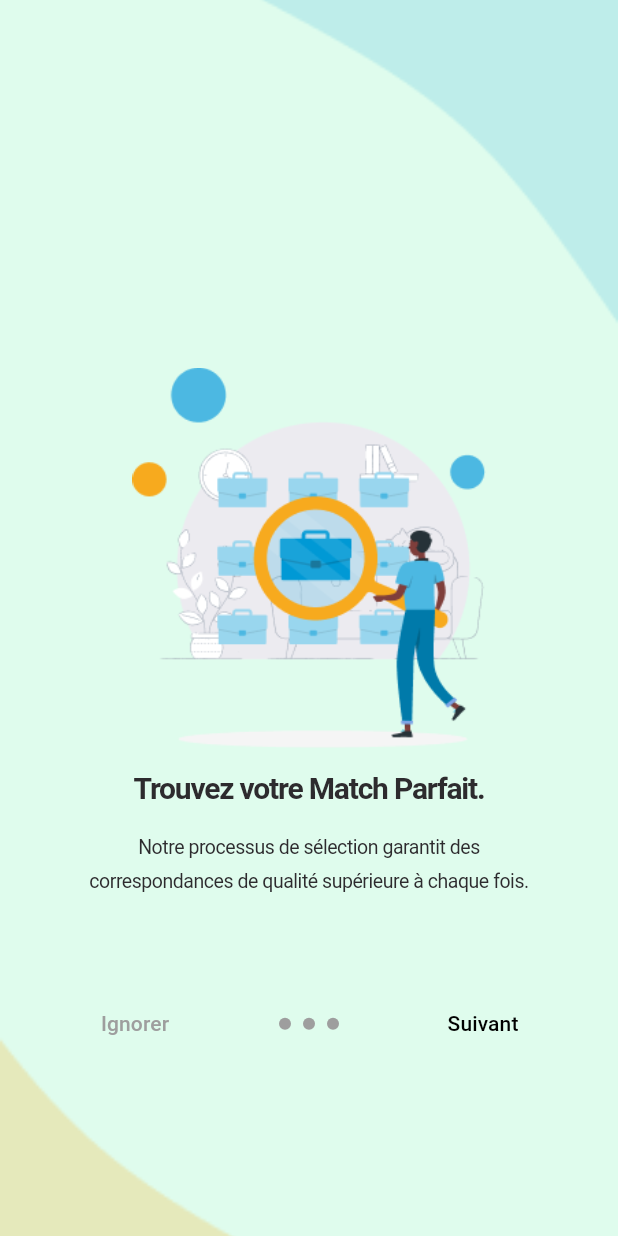
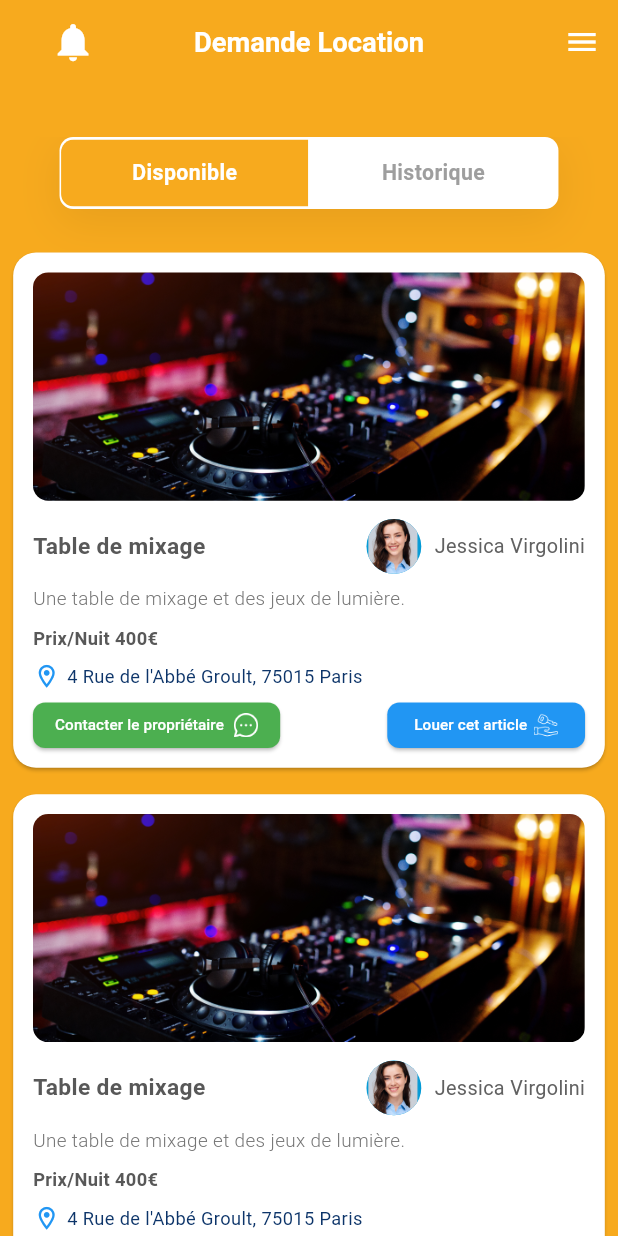
Before and after one commit to saadallahchaima/Projet_Freelance, a Flutter app: the screen it shows after launch, on a phone screen of 412 x 824 dp. Run offline on Flutter 3.47's test engine with Material 3 defaults, Android fonts, the phone set to English and light mode, and no system bars; our stand-ins replace country_picker, dots_indicator, flutter_screenutil, flutter_slidable, flutter_svg, google_fonts.

Commit message:
commit Demande Location

```diff
--- /dev/null
+++ b/lib/components/CustomSwitchLocation.dart
@@ -0,0 +1,183 @@
+import 'package:flutter/material.dart';
+import 'package:flutter_screenutil/flutter_screenutil.dart';
+
+import 'CardItemHistorique.dart';
+import 'RentalItemCard.dart';
+
+class CustomSwitchLocation extends StatefulWidget {
+  final List<String> buttonLabels;
+
+  const CustomSwitchLocation({Key? key, required this.buttonLabels}) : super(key: key);
+
+  @override
+  State<CustomSwitchLocation> createState() => _CustomSwitchLocationState();
+}
+
+class _CustomSwitchLocationState extends State<CustomSwitchLocation> {
+  List<bool> isSelected = [true, false];
+  final List<RentalItem> items = [
+    RentalItem(
+      imageUrl: 'https://example.com/image1.png',
+      title: 'Table de mixage',
+      description: 'Une table de mixage et des jeux de lumière.',
+      price: '400€',
+      location: '4 Rue de l\'Abbé Groult, 75015 Paris',
+      ownerName: 'Jessica Virgolini',
+    ),
+    RentalItem(
+      imageUrl: 'https://example.com/image1.png',
+      title: 'Table de mixage',
+      description: 'Une table de mixage et des jeux de lumière.',
+      price: '400€',
+      location: '4 Rue de l\'Abbé Groult, 75015 Paris',
+      ownerName: 'Jessica Virgolini',
+    ),
+    RentalItem(
+      imageUrl: 'https://example.com/image1.png',
+      title: 'Table de mixage',
+      description: 'Une table de mixage et des jeux de lumière.',
+      price: '400€',
+      location: '4 Rue de l\'Abbé Groult, 75015 Paris',
+      ownerName: 'Jessica Virgolini',
+    ),
+    // Ajoutez d'autres éléments ici
+  ];
+
+  @override
+  Widget build(BuildContext context) {
+    return Expanded( // Wrap the entire Column in Expanded to provide height constraint
+      child: Column(
+        children: [
+          Container(
+            decoration: BoxDecoration(
+              color: Colors.white,
+              borderRadius: BorderRadius.circular(9.0),
+              boxShadow: [
+                BoxShadow(
+                  color: Color(0x11000000),
+                  blurRadius: 24,
+                  offset: Offset(0, 8),
+                ),
+              ],
+            ),
+            child: ToggleButtons(
+              borderRadius: BorderRadius.circular(9.0),
+              borderColor: Colors.transparent,
+              selectedBorderColor: Colors.transparent,
+              fillColor: const Color(0xFFF7AA1E),
+              selectedColor: Colors.white,
+              color: Colors.grey,
+              constraints: BoxConstraints(
+                minWidth: 150.0.w,
+                minHeight: 44.0.h,
+              ),
+              children: <Widget>[
+                Padding(
+                  padding: const EdgeInsets.symmetric(horizontal: 16.0),
+                  child: Text(
+                    widget.buttonLabels[0],
+                    style: TextStyle(
+                      fontSize: 14.sp,
+                      fontWeight: FontWeight.bold,
+                      color: isSelected[0] ? Colors.white : Colors.grey,
+                    ),
+                  ),
+                ),
+                Padding(
+                  padding: const EdgeInsets.symmetric(horizontal: 16.0),
+                  child: Text(
+                    widget.buttonLabels[1],
+                    style: TextStyle(
+                      fontSize: 14.sp,
+                      fontWeight: FontWeight.bold,
+                      color: isSelected[1] ? Colors.white : Colors.grey,
+                    ),
+                  ),
+                ),
+              ],
+              onPressed: (int index) {
+                setState(() {
+                  for (int buttonIndex = 0; buttonIndex < isSelected.length; buttonIndex++) {
+                    isSelected[buttonIndex] = (buttonIndex == index);
+                  }
+                });
+              },
+              isSelected: isSelected,
+            ),
+          ),
+          SizedBox(height: 20.h),
+          Expanded(
+            child: _buildContent(),
+          ),
+        ],
+      ),
+    );
+  }
+
+  Widget _buildContent() {
+    return isSelected[0]
+        ? _buildDomainSection()
+        : _buildHistoriqueSection(); // Placeholder for second tab content
+  }
+
+  Widget _buildDomainSection() {
+    return ListView.builder(
+      itemCount: items.length,
+      itemBuilder: (context, index) {
+        return RentalItemCardDisponible(
+          imageUrl: items[index].imageUrl,
+          title: items[index].title,
+          description: items[index].description,
+          price: items[index].price,
+          location: items[index].location,
+          ownerName: items[index].ownerName,
+          onContactPressed: () {
+            // Action lorsque le bouton 'Contacter le propriétaire' est pressé
+          },
+          onRentPressed: () {
+            // Action lorsque le bouton 'Louer cette article' est pressé
+          },
+        );
+      },
+    );
+  }
+  Widget _buildHistoriqueSection() {
+    return ListView.builder(
+      itemCount: items.length,
+      itemBuilder: (context, index) {
+        return RentalItemCardHistorique(
+          imageUrl: items[index].imageUrl,
+          title: items[index].title,
+          description: items[index].description,
+          price: items[index].price,
+          location: items[index].location,
+          ownerName: items[index].ownerName,
+          onContactPressed: () {
+            // Action lorsque le bouton 'Contacter le propriétaire' est pressé
+          },
+          onRentPressed: () {
+            // Action lorsque le bouton 'Louer cette article' est pressé
+          },
+        );
+      },
+    );
+  }
+}
+
+class RentalItem {
+  final String imageUrl;
+  final String title;
+  final String description;
+  final String price;
+  final String location;
+  final String ownerName;
+
+  RentalItem({
+    required this.imageUrl,
+    required this.title,
+    required this.description,
+    required this.price,
+    required this.location,
+    required this.ownerName,
+  });
+}
--- /dev/null
+++ b/lib/components/RentalItemCard.dart
@@ -0,0 +1,193 @@
+import 'package:flutter/material.dart';
+import 'package:flutter_screenutil/flutter_screenutil.dart';
+import 'package:google_fonts/google_fonts.dart';
+
+class RentalItemCardDisponible extends StatelessWidget {
+  final String imageUrl;
+  final String title;
+  final String description;
+  final String price;
+  final String location;
+  final String ownerName;
+  final VoidCallback onContactPressed;
+  final VoidCallback onRentPressed;
+
+  const RentalItemCardDisponible({
+    Key? key,
+    required this.imageUrl,
+    required this.title,
+    required this.description,
+    required this.price,
+    required this.location,
+    required this.ownerName,
+    required this.onContactPressed,
+    required this.onRentPressed,
+  }) : super(key: key);
+
+  @override
+  Widget build(BuildContext context) {
+    return Card(
+      margin: EdgeInsets.all(8.w),
+      shape: RoundedRectangleBorder(
+        borderRadius: BorderRadius.circular(15.r),
+      ),
+      color: Colors.white,
+      child: Padding(
+        padding: EdgeInsets.all(12.w),
+        child: Column(
+          crossAxisAlignment: CrossAxisAlignment.start,
+          children: [
+            // Image Section
+            ClipRRect(
+              borderRadius: BorderRadius.circular(10.r),
+              child: Image.asset(
+                "assets/images/demandeLocationImage.png", // Utilise l'URL de l'image passée en paramètre
+                width: double.infinity,
+                height: 150.h,
+                fit: BoxFit.cover,
+              ),
+            ),
+            SizedBox(height: 12.h),
+
+            // Title and Owner Section
+            Row(
+              children: [
+                Expanded(
+                  child: Text(
+                    title,
+                    style: GoogleFonts.roboto(
+                      fontSize: 14.96.sp,
+                      fontWeight: FontWeight.w600,
+                    ),
+                  ),
+                ),
+                SizedBox(width: 8.w),
+                CircleAvatar(
+                  radius: 18.r,
+                  backgroundImage: AssetImage("assets/images/img_6.png"),
+                ),
+                SizedBox(width: 8.w),
+                Text(
+                  ownerName,
+                  style: GoogleFonts.roboto(
+                    fontSize: 13.sp,
+                    fontWeight: FontWeight.normal,
+                    color: Colors.grey[700],
+                  ),
+                ),
+              ],
+            ),
+            SizedBox(height: 8.h),
+
+            // Description Section
+            Text(
+              description,
+              style: GoogleFonts.roboto(
+                fontSize: 12.42.sp,
+                fontWeight: FontWeight.w300,
+                color: Colors.grey[600],
+              ),
+              maxLines: 2,
+              overflow: TextOverflow.ellipsis,
+            ),
+            SizedBox(height: 8.h),
+
+            // Price and Location Section
+            Text(
+              'Prix/Nuit $price',
+              style: GoogleFonts.roboto(
+                fontSize: 12.sp,
+                fontWeight: FontWeight.bold,
+              ),
+            ),
+            SizedBox(height: 8.h),
+            Row(
+              children: [
+                Icon(Icons.location_on_outlined, color: Colors.blue, size: 18.sp),
+                SizedBox(width: 4.w),
+                Expanded(
+                  child: Text(
+                    location,
+                    style: GoogleFonts.roboto(
+                      fontSize: 12.sp,
+                      color: Color(0xFF0C3469),
+                    ),
+                    maxLines: 1,
+                    overflow: TextOverflow.ellipsis,
+                  ),
+                ),
+              ],
+            ),
+            SizedBox(height: 8.h),
+
+            // Buttons Section
+            Row(
+              mainAxisAlignment: MainAxisAlignment.spaceBetween,
+              children: [
+                SizedBox(
+                  width: 150.w,
+                  height: 30.h,
+                  child: ElevatedButton(
+                    style: ElevatedButton.styleFrom(
+                      backgroundColor: Colors.green,
+                      padding: EdgeInsets.symmetric(vertical: 4.h),
+                      shape: RoundedRectangleBorder(
+                        borderRadius: BorderRadius.circular(8.r),
+                      ),
+                    ),
+                    onPressed: onContactPressed,
+                    child: Row(
+                      mainAxisAlignment: MainAxisAlignment.center,
+                      children: [
+                        Text(
+                          'Contacter le propriétaire',
+                          style: GoogleFonts.roboto(fontSize: 10.sp, color: Colors.white),
+                          overflow: TextOverflow.ellipsis,
+                        ),
+                        SizedBox(width: 6.w),
+                        Image.asset(
+                          "assets/icons/message.png",
+                          height: 16.h,
+                        ),
+                      ],
+                    ),
+                  ),
+                ),
+                SizedBox(width: 8.w),
+                SizedBox(
+                  width: 120.w,
+                  height: 30.h,
+                  child: ElevatedButton(
+                    style: ElevatedButton.styleFrom(
+                      backgroundColor: Colors.blue,
+                      padding: EdgeInsets.symmetric(vertical: 4.h),
+                      shape: RoundedRectangleBorder(
+                        borderRadius: BorderRadius.circular(8.r),
+                      ),
+                    ),
+                    onPressed: onRentPressed,
+                    child: Row(
+                      mainAxisAlignment: MainAxisAlignment.center,
+                      children: [
+                        Text(
+                          'Louer cet article',
+                          style: GoogleFonts.roboto(fontSize: 10.sp, color: Colors.white),
+                          overflow: TextOverflow.ellipsis,
+                        ),
+                        SizedBox(width: 4.w),
+                        Image.asset(
+                          "assets/icons/img_8.png",
+                          height: 16.h,
+                        ),
+                      ],
+                    ),
+                  ),
+                ),
+              ],
+            ),
+          ],
+        ),
+      ),
+    );
+  }
+}
--- a/lib/components/appBar.dart
+++ b/lib/components/appBar.dart
@@ -7,15 +7,19 @@ import 'CustomSwitchRechereche.dart'; // Assuming this is your custom widget
 class CustomAppBar extends StatelessWidget implements PreferredSizeWidget {
   final Widget notificationIcon;
   final String title;
+  final bool showSearchBar;
+  final Color backgroundColor;
 
   const CustomAppBar({
     Key? key,
     required this.notificationIcon,
     required this.title,
+    this.showSearchBar = false,
+    this.backgroundColor = Colors.blue, // Default color set to blue
   }) : super(key: key);
 
   @override
-  Size get preferredSize => Size.fromHeight(150.h);
+  Size get preferredSize => Size.fromHeight(showSearchBar ? 150.h : 90.h); // Adjust height based on search bar
 
   @override
   Widget build(BuildContext context) {
@@ -23,7 +27,7 @@ class CustomAppBar extends StatelessWidget implements PreferredSizeWidget {
       borderRadius: BorderRadius.vertical(bottom: Radius.circular(30.h)),
       child: AppBar(
         automaticallyImplyLeading: false,
-        backgroundColor: AppTheme.primaryColor,
+        backgroundColor: backgroundColor,
         title: Row(
           mainAxisAlignment: MainAxisAlignment.center,
           children: [
@@ -34,7 +38,14 @@ class CustomAppBar extends StatelessWidget implements PreferredSizeWidget {
                   MaterialPageRoute(builder: (context) => NotificationScreen()),
                 );
               },
-              child: notificationIcon,
+              child: Padding(
+                padding: EdgeInsets.only(left: 16.w), // Increase left padding
+                child: Icon(
+                  Icons.notifications, // Change to Icon widget if using a default icon
+                  size: 30.sp, // Increase icon size
+                  color: Colors.white,
+                ),
+              ),
             ),
             Expanded(
               child: Center(
@@ -46,7 +57,7 @@ class CustomAppBar extends StatelessWidget implements PreferredSizeWidget {
                     fontFamily: 'Roboto',
                     fontSize: 18.sp,
                   ),
-                  overflow: TextOverflow.ellipsis, // This will ensure long titles get truncated
+                  overflow: TextOverflow.ellipsis,
                 ),
               ),
             ),
@@ -58,12 +69,14 @@ class CustomAppBar extends StatelessWidget implements PreferredSizeWidget {
             onPressed: () {},
           ),
         ],
-        bottom: PreferredSize(
+        bottom: showSearchBar
+            ? PreferredSize(
           preferredSize: Size.fromHeight(60.0),
           child: Padding(
-            padding: EdgeInsets.symmetric(horizontal: 100.w, vertical: 20.h), // Adjusted padding for responsiveness
+            padding: EdgeInsets.symmetric(horizontal: 100.w, vertical: 25.h), // Adjust padding for smaller search bar
             child: Container(
               height: 40.h,
+              width: 250.w, // Set a smaller width for the search bar
               child: TextField(
                 decoration: InputDecoration(
                   hintText: 'Recherche',
@@ -84,7 +97,8 @@ class CustomAppBar extends StatelessWidget implements PreferredSizeWidget {
               ),
             ),
           ),
-        ),
+        )
+            : null,
       ),
     );
   }
@@ -113,13 +127,13 @@ class CustomAppBar extends StatelessWidget implements PreferredSizeWidget {
                       alignment: Alignment.topLeft,
                       child: IconButton(
                         icon: Icon(Icons.close),
-                        color: AppTheme.secondaryColor, // Change the color to match your theme
+                        color: AppTheme.secondaryColor,
                         onPressed: () {
-                          Navigator.pop(context); // Close the Bottom Sheet
+                          Navigator.pop(context);
                         },
                       ),
                     ),
-                    SizedBox(width: 90.0), // Add spacing between the IconButton and the Text if needed
+                    SizedBox(width: 90.0),
                     Text(
                       'Recherche',
                       style: TextStyle(
@@ -130,7 +144,6 @@ class CustomAppBar extends StatelessWidget implements PreferredSizeWidget {
                     ),
                   ],
                 ),
-
                 SizedBox(height: 20.h),
                 Text(
                   'Type de recherche',
--- a/lib/main.dart
+++ b/lib/main.dart
@@ -1,5 +1,6 @@
 import 'package:flutter/material.dart';
 import 'package:flutter_screenutil/flutter_screenutil.dart';
+import 'package:khedma/screens/MainPages/Demandes/DemandeLocation.dart';
 import 'package:khedma/screens/onboardings/spalshScreen.dart';
 
 import 'package:khedma/theme/AppTheme.dart';
@@ -23,7 +24,7 @@ class MyApp extends StatelessWidget {
           darkTheme: AppTheme.darkTheme, // Set the dark theme
           themeMode: ThemeMode.system, // Use system theme mode
           title: "Freelence",
-          home: SplashPage(),
+          home: RentalRequestScreen(),
         );
       },
     );
--- /dev/null
+++ b/lib/screens/MainPages/Demandes/DemandeLocation.dart
@@ -0,0 +1,34 @@
+import 'package:flutter/material.dart';
+import 'package:flutter_screenutil/flutter_screenutil.dart';
+
+import '../../../components/CustomSwitchLocation.dart';
+import '../../../components/appBar.dart';
+
+class RentalRequestScreen extends StatelessWidget {
+  @override
+  Widget build(BuildContext context) {
+    return Scaffold(
+      backgroundColor: Color(0xFFF7AA1E), // Set the background color to yellow
+
+      appBar: CustomAppBar(
+        notificationIcon: Icon(Icons.notifications, color: Colors.white),
+        title: 'Demande Location',
+        showSearchBar: false,
+        backgroundColor: Color(0xFFF7AA1E),
+      ),
+
+      body: Column(
+        children: [
+          // Center the switch horizontally
+          Expanded(
+            child: Center(
+              child: CustomSwitchLocation(
+                buttonLabels: ['Disponible', 'Historique'],
+              ),
+            ),
+          ),
+        ],
+      ),
+    );
+  }
+}
--- a/lib/screens/Profile.dart
+++ b/lib/screens/Profile.dart
@@ -1,6 +1,8 @@
 import 'package:flutter/material.dart';
 import 'package:google_fonts/google_fonts.dart';
 import 'package:khedma/screens/SideMenu.dart';
+
+import '../components/navbara.dart';
 
 class ProfilePage  extends StatefulWidget {
   @override
@@ -840,6 +842,8 @@ class _ProfilePageState extends State<ProfilePage> {
           ],
         ),
       ),
+      bottomNavigationBar: BottomNavBar(),
+
     );
   }
 
--- a/pubspec.yaml
+++ b/pubspec.yaml
@@ -42,6 +42,7 @@ dependencies:
   cupertino_icons: ^1.0.6
   flutter_slidable: ^3.1.1
   flutter_svg: ^2.0.10+1
+
 
 dev_dependencies:
   flutter_test:
```
Also changed, not shown: lib/components/CardItemHistorique.dart (added, +140 -0 lines), lib/components/navbara.dart (+8 -3 lines), lib/screens/MainPages/HomePage.dart (+5 -7 lines), lib/screens/MainPages/notification.dart (+6 -9 lines), lib/screens/SignUp/Complete_profile.dart (+4 -26 lines), assets/icons/img_8.png (added), assets/icons/message.png (added), assets/images/demandeLocationImage.png (added), lib/screens/MainPages/Demandes/MesLocation.dart (added), lib/screens/MainPages/Demandes/MesOffre.dart (added), lib/screens/MainPages/Demandes/OffreService.dart (added).
